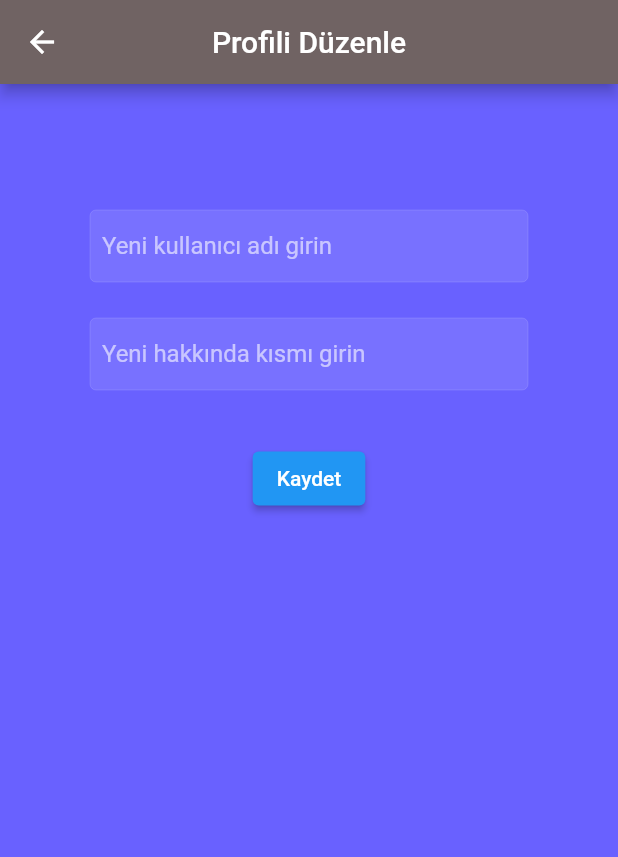
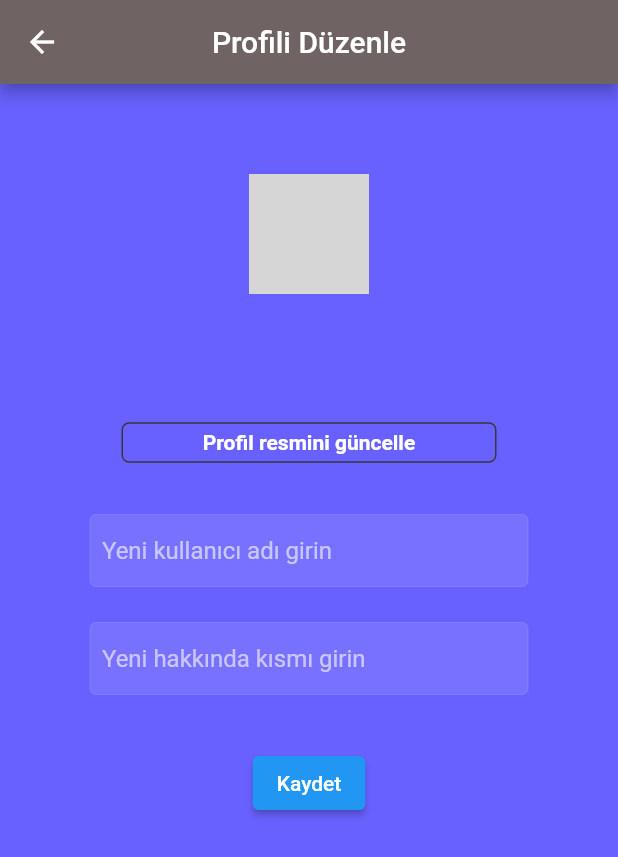
Before and after one commit to alinahmettekin/blue_app, a Flutter app: the UpdateProfileScreen screen opened directly, on a phone screen of 412 x 824 dp. Shown: the top 857 px of the screen. Run offline on Flutter 3.47's test engine with Material 2 defaults, Android fonts, the phone set to English and light mode, and no system bars; our stand-ins replace cloud_firestore, firebase_auth, firebase_core, firebase_storage, flutter_animate, flutter_svg and 1 more; accounts and stored records are empty; network calls fail; grey boxes are pictures that could not be loaded.

Commit message:
profile pic edit options added

```diff
--- a/lib/main.dart
+++ b/lib/main.dart
@@ -6,7 +6,7 @@ import 'package:flutter_application/providers/user_provider.dart';
 import 'package:flutter_application/responsive/mobile_screen_layout.dart';
 import 'package:flutter_application/responsive/responsive_screen_layout.dart';
 import 'package:flutter_application/responsive/web_screen_layout.dart';
-import 'package:flutter_application/screens/login_screen.dart';
+import 'package:flutter_application/screens/login_screen_layout.dart';
 import 'package:flutter_application/utils/colors.dart';
 import 'package:provider/provider.dart';
 
--- a/lib/providers/providers.dart
+++ b/lib/providers/providers.dart
@@ -1,7 +1,7 @@
 import 'package:flutter/foundation.dart';
 import 'package:flutter/material.dart';
 import 'package:flutter_application/models/user.dart';
-import 'package:flutter_application/resources/auth_methods.dart';
+import 'package:flutter_application/resources/auth_method.dart';
 
 class UserProvider with ChangeNotifier {
   User? _user;
--- a/lib/providers/user_provider.dart
+++ b/lib/providers/user_provider.dart
@@ -1,7 +1,6 @@
+import 'package:flutter/foundation.dart';
 import 'package:flutter/material.dart';
 import 'package:flutter_application/models/user.dart';
-
-import 'package:flutter/foundation.dart';
 import 'package:flutter_application/resources/auth_method.dart';
 
 class UserProvider with ChangeNotifier {
--- a/lib/responsive/mobile_screen_layout.dart
+++ b/lib/responsive/mobile_screen_layout.dart
@@ -1,7 +1,7 @@
 import 'package:flutter/cupertino.dart';
 import 'package:flutter/material.dart';
 import 'package:flutter_application/utils/colors.dart';
-import 'package:flutter_application/utils/global_variable.dart';
+import 'package:flutter_application/utils/global_variables.dart';
 
 class MobileScreenLayout extends StatefulWidget {
   const MobileScreenLayout({Key? key}) : super(key: key);
--- a/lib/responsive/responsive_screen_layout.dart
+++ b/lib/responsive/responsive_screen_layout.dart
@@ -1,6 +1,6 @@
 import 'package:flutter/material.dart';
 import 'package:flutter_application/providers/user_provider.dart';
-import 'package:flutter_application/utils/global_variable.dart';
+import 'package:flutter_application/utils/global_variables.dart';
 import 'package:provider/provider.dart';
 
 class ResponsiveLayout extends StatefulWidget {
--- a/lib/responsive/web_screen_layout.dart
+++ b/lib/responsive/web_screen_layout.dart
@@ -1,5 +1,5 @@
 import 'package:flutter/material.dart';
-import 'package:flutter_application/utils/global_variable.dart';
+import 'package:flutter_application/utils/global_variables.dart';
 import 'package:flutter_svg/flutter_svg.dart';
 
 import '../utils/colors.dart';
--- a/lib/screens/feed_screen.dart
+++ b/lib/screens/feed_screen.dart
@@ -1,7 +1,7 @@
 import 'package:cloud_firestore/cloud_firestore.dart';
 import 'package:flutter/material.dart';
 import 'package:flutter_application/utils/colors.dart';
-import 'package:flutter_application/utils/global_variable.dart';
+import 'package:flutter_application/utils/global_variables.dart';
 import 'package:flutter_application/widgets/post_card.dart';
 import 'package:flutter_svg/flutter_svg.dart';
 import 'package:flutter_svg/svg.dart';
--- a/lib/screens/login_screen_layout.dart
+++ b/lib/screens/login_screen_layout.dart
@@ -1,11 +1,11 @@
 import 'package:flutter/material.dart';
-import 'package:flutter_application/resources/auth_methods.dart';
+import 'package:flutter_application/resources/auth_method.dart';
 import 'package:flutter_application/responsive/mobile_screen_layout.dart';
 import 'package:flutter_application/responsive/responsive_screen_layout.dart';
 import 'package:flutter_application/responsive/web_screen_layout.dart';
 import 'package:flutter_application/screens/signup_screen_layout.dart';
 import 'package:flutter_application/utils/colors.dart';
-import 'package:flutter_application/utils/global_variable.dart';
+import 'package:flutter_application/utils/global_variables.dart';
 import 'package:flutter_application/utils/utils.dart';
 import 'package:flutter_application/widgets/text_field_input.dart';
 import 'package:flutter_svg/flutter_svg.dart';
--- a/lib/screens/profile_screen.dart
+++ b/lib/screens/profile_screen.dart
@@ -1,9 +1,9 @@
 import 'package:cloud_firestore/cloud_firestore.dart';
 import 'package:firebase_auth/firebase_auth.dart';
 import 'package:flutter/material.dart';
-import 'package:flutter_application/resources/auth_methods.dart';
+import 'package:flutter_application/resources/auth_method.dart';
 import 'package:flutter_application/resources/firestore_methods.dart';
-import 'package:flutter_application/screens/login_screen.dart';
+import 'package:flutter_application/screens/login_screen_layout.dart';
 import 'package:flutter_application/screens/update_profile_screen.dart';
 import 'package:flutter_application/utils/colors.dart';
 import 'package:flutter_application/utils/utils.dart';
--- a/lib/screens/signup_screen_layout.dart
+++ b/lib/screens/signup_screen_layout.dart
@@ -1,11 +1,11 @@
 import 'dart:typed_data';
 
 import 'package:flutter/material.dart';
-import 'package:flutter_application/resources/auth_methods.dart';
+import 'package:flutter_application/resources/auth_method.dart';
 import 'package:flutter_application/responsive/mobile_screen_layout.dart';
 import 'package:flutter_application/responsive/responsive_screen_layout.dart';
 import 'package:flutter_application/responsive/web_screen_layout.dart';
-import 'package:flutter_application/screens/login_screen.dart';
+import 'package:flutter_application/screens/login_screen_layout.dart';
 import 'package:flutter_application/utils/colors.dart';
 import 'package:flutter_application/utils/utils.dart';
 import 'package:flutter_application/widgets/text_field_input.dart';
@@ -127,7 +127,7 @@ class _SignupScreenState extends State<SignupScreen> {
                       onPressed: selectImage,
                       icon: const Icon(Icons.add_a_photo),
                     ),
-                  )
+                  ),
                 ],
               ),
               const SizedBox(
--- a/lib/screens/update_profile_screen.dart
+++ b/lib/screens/update_profile_screen.dart
@@ -1,5 +1,8 @@
 import 'package:flutter/material.dart';
 import 'package:flutter_application/resources/firestore_methods.dart';
+import 'package:flutter_application/screens/update_profilepic_screen.dart';
+import 'package:flutter_application/utils/colors.dart';
+import 'package:flutter_application/widgets/follow_button.dart';
 import 'package:provider/provider.dart';
 
 import '../models/user.dart';
@@ -56,6 +59,7 @@ class _UpdateProfileScreenState extends State<UpdateProfileScreen> {
   Widget build(BuildContext context) {
     final User user = Provider.of<UserProvider>(context).getUser;
     final String beforeUserName = user.username;
+    final String currentProfPic = user.photoUrl;
 
     return Scaffold(
       appBar: AppBar(
@@ -68,6 +72,40 @@ class _UpdateProfileScreenState extends State<UpdateProfileScreen> {
         child: Column(
           crossAxisAlignment: CrossAxisAlignment.center,
           children: [
+            CircleAvatar(
+              backgroundColor: Colors.grey,
+              backgroundImage: NetworkImage(
+                currentProfPic,
+              ),
+              radius: 40,
+            ),
+            const SizedBox(
+              height: 5,
+            ),
+            Column(
+              children: [
+                Container(
+                  padding: const EdgeInsets.only(
+                    top: 2,
+                  ),
+                  child: Text("${user.username}"),
+                ),
+                const SizedBox(
+                  height: 24,
+                ),
+                FollowButton(
+                  text: 'Profil resmini güncelle',
+                  backgroundColor: mobileBackgroundColor,
+                  textColor: primaryColor,
+                  borderColor: Color.fromARGB(255, 56, 55, 55),
+                  function: () => Navigator.of(context).push(
+                    MaterialPageRoute(
+                      builder: (context) => const UpdateProfilePicScreen(),
+                    ),
+                  ),
+                ),
+              ],
+            ),
             const SizedBox(
               height: 24,
             ),
--- a/lib/widgets/post_card.dart
+++ b/lib/widgets/post_card.dart
@@ -5,7 +5,7 @@ import 'package:flutter_application/providers/user_provider.dart';
 import 'package:flutter_application/resources/firestore_methods.dart';
 import 'package:flutter_application/screens/comments_screen.dart';
 import 'package:flutter_application/utils/colors.dart';
-import 'package:flutter_application/utils/global_variable.dart';
+import 'package:flutter_application/utils/global_variables.dart';
 import 'package:flutter_application/utils/utils.dart';
 import 'package:flutter_application/widgets/like_animation.dart';
 import 'package:intl/intl.dart';
```
Also changed, not shown: lib/screens/update_profilepic_screen.dart (added, +58 -0 lines), 1 other file.
